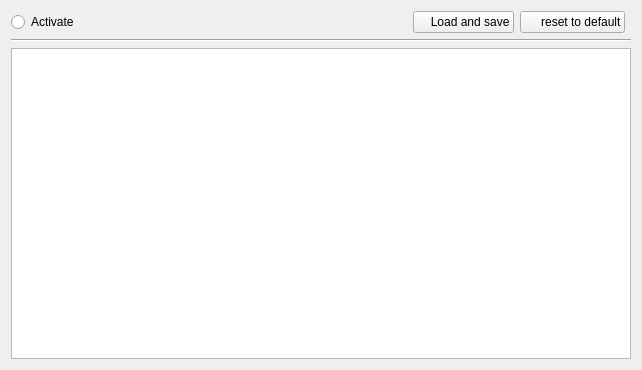
First picture: the form in labscript_devices/KeysightScope/tab_template.ui, repository labscript-suite/labscript-devices, before the edit.
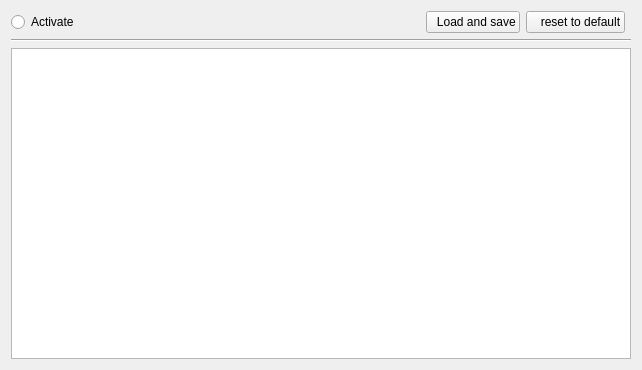
Second picture: the form after the edit.

Diff of the .ui file:
```diff
--- a/labscript_devices/KeysightScope/tab_template.ui
+++ b/labscript_devices/KeysightScope/tab_template.ui
@@ -45,14 +45,14 @@
      <item row="0" column="3">
       <widget class="QPushButton" name="defaultButton">
        <property name="text">
-        <string>     reset to default</string>
+        <string>   reset to default</string>
        </property>
       </widget>
      </item>
      <item row="0" column="2">
       <widget class="QPushButton" name="loadButton">
        <property name="text">
-        <string>    Load and save</string>
+        <string>  Load and save</string>
        </property>
       </widget>
      </item>
```
